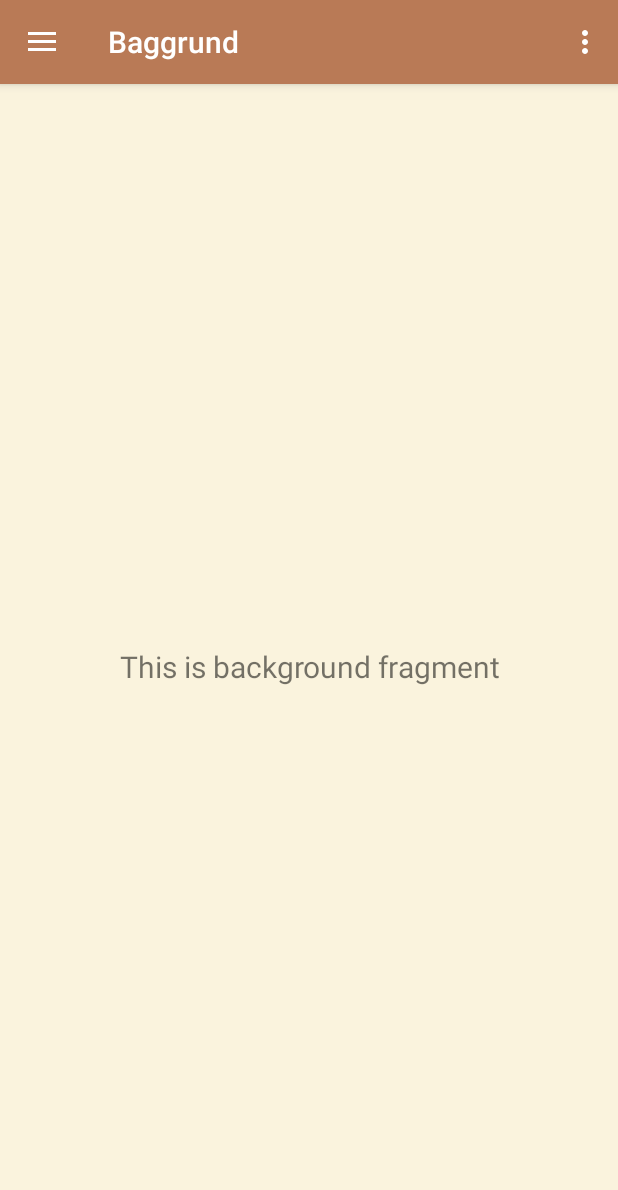
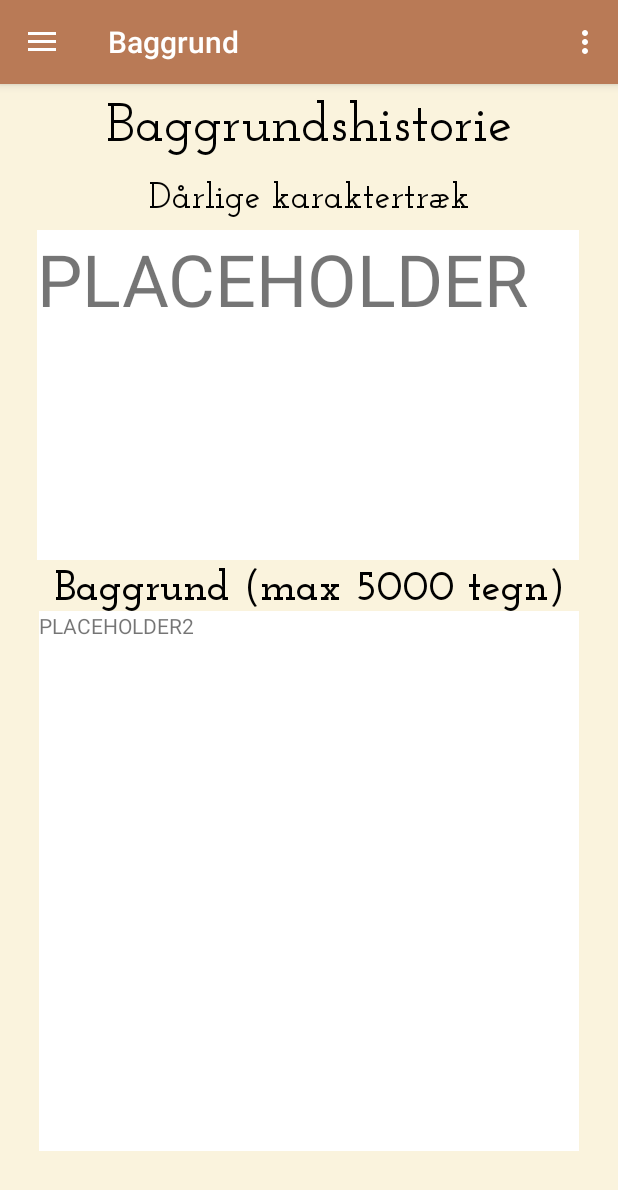
Before and after one commit to lizator/DragernesDal, an Android app: the MainActivity screen opened directly, with no data from a screen before it, in the side drawer, after a tap on "Baggrund", on a phone screen of 412 x 824 dp. Shown: the top 1190 px of the screen. Run offline under Robolectric (Android 15) with nearby library versions, the phone set to English and light mode, and no system bars; our stand-ins replace navigation-ui; network calls fail.

Commit message:
textviews i baggrund, de ting der kan ændres virker ikk

```diff
--- a/app/src/main/java/com/example/dragernesdal/ui/character/background/BackgroundFragment.java
+++ b/app/src/main/java/com/example/dragernesdal/ui/character/background/BackgroundFragment.java
@@ -23,13 +23,15 @@ public class BackgroundFragment extends Fragment {
         backgroundViewModel =
                 new ViewModelProvider(this).get(BackgroundViewModel.class);
         View root = inflater.inflate(R.layout.fragment_character_background, container, false);
-        final TextView textView = root.findViewById(R.id.text_home);
+        //final TextView textView = root.findViewById(R.id.text_home);
         backgroundViewModel.getText().observe(getViewLifecycleOwner(), new Observer<String>() {
             @Override
             public void onChanged(@Nullable String s) {
-                textView.setText(s);
+                //textView.setText(s);
             }
         });
+
+
         return root;
     }
 }
--- a/app/src/main/res/layout/fragment_character_background.xml
+++ b/app/src/main/res/layout/fragment_character_background.xml
@@ -8,16 +8,67 @@
     tools:context=".ui.main.MainActivity">
 
     <TextView
-        android:id="@+id/text_home"
-        android:layout_width="match_parent"
-        android:layout_height="wrap_content"
-        android:layout_marginStart="8dp"
-        android:layout_marginTop="8dp"
-        android:layout_marginEnd="8dp"
-        android:textAlignment="center"
-        android:textSize="20sp"
-        app:layout_constraintBottom_toBottomOf="parent"
+        android:id="@+id/textView"
+        style="@style/text"
+        android:layout_width="312dp"
+        android:layout_height="51dp"
+        android:gravity="center"
+        android:text="@string/baggrundshistorie"
+        android:textSize="36sp"
         app:layout_constraintEnd_toEndOf="parent"
         app:layout_constraintStart_toStartOf="parent"
         app:layout_constraintTop_toTopOf="parent" />
+
+    <TextView
+        android:id="@+id/textView3"
+        style="@style/text"
+        android:layout_width="255dp"
+        android:layout_height="46dp"
+        android:layout_marginStart="78dp"
+        android:layout_marginEnd="78dp"
+        android:gravity="center"
+        android:text="@string/dårlige_karaktertræk"
+        android:textSize="24sp"
+        app:layout_constraintEnd_toEndOf="parent"
+        app:layout_constraintStart_toStartOf="parent"
+        app:layout_constraintTop_toBottomOf="@+id/textView" />
+
+    <TextView
+        android:id="@+id/textView5"
+        android:layout_width="361dp"
+        android:layout_height="220dp"
+        android:layout_marginStart="28dp"
+        android:layout_marginEnd="29dp"
+        android:background="#FFFFFF"
+        android:text="PLACEHOLDER"
+        android:textSize="48sp"
+        app:layout_constraintEnd_toEndOf="parent"
+        app:layout_constraintStart_toStartOf="parent"
+        app:layout_constraintTop_toBottomOf="@+id/textView3" />
+
+    <TextView
+        android:id="@+id/textView7"
+        style="@style/text"
+        android:layout_width="wrap_content"
+        android:layout_height="wrap_content"
+        android:layout_marginStart="36dp"
+        android:layout_marginEnd="35dp"
+        android:gravity="center"
+        android:text="@string/baggrundtext"
+        android:textSize="28sp"
+        app:layout_constraintEnd_toEndOf="parent"
+        app:layout_constraintStart_toStartOf="parent"
+        app:layout_constraintTop_toBottomOf="@+id/textView5" />
+
+    <TextView
+        android:id="@+id/textView8"
+        android:layout_width="360dp"
+        android:layout_height="360dp"
+        android:layout_marginStart="26dp"
+        android:layout_marginEnd="26dp"
+        android:background="#FFFFFF"
+        android:text="PLACEHOLDER2"
+        app:layout_constraintEnd_toEndOf="parent"
+        app:layout_constraintStart_toStartOf="parent"
+        app:layout_constraintTop_toBottomOf="@+id/textView7" />
 </androidx.constraintlayout.widget.ConstraintLayout>
--- a/app/src/main/res/values/strings.xml
+++ b/app/src/main/res/values/strings.xml
@@ -51,4 +51,9 @@
     <string name="regelbog">Regelbog</string>
     <string name="event">Event</string>
     <string name="regler">Regler</string>
+
+    <!-- Strings for Character Backgrounds -->
+    <string name="baggrundshistorie">Baggrundshistorie</string>
+    <string name="dårlige_karaktertræk">Dårlige karaktertræk</string>
+    <string name="baggrundtext">Baggrund (max 5000 tegn)</string>
 </resources>
```
